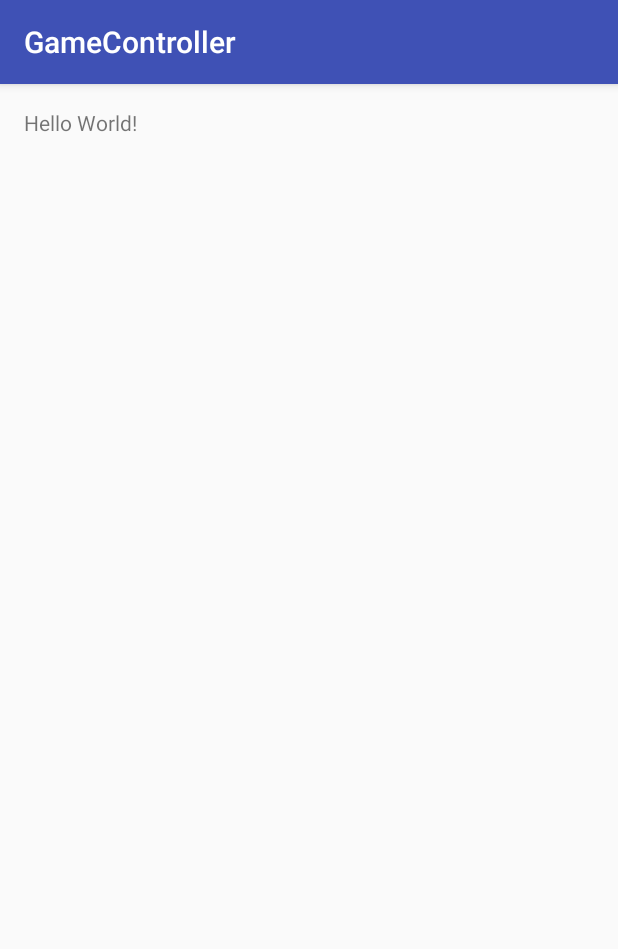
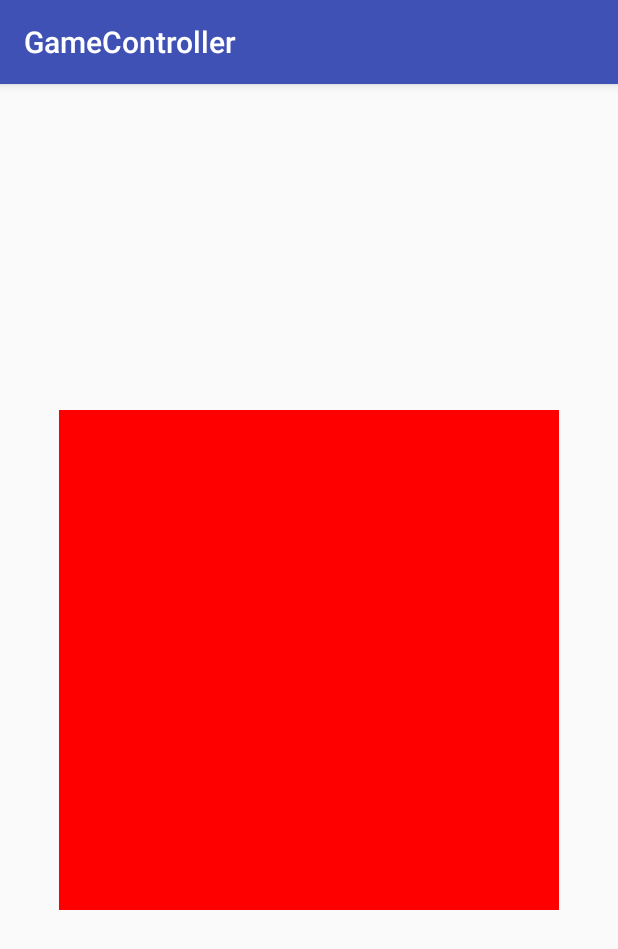
Before and after one commit to ErnestoLCortez/CalHacks, an Android app: the screen it shows after launch (MainActivity), on a phone screen of 412 x 824 dp. Shown: the top 949 px of the screen. Run offline under Robolectric (Android 15) with nearby library versions, the phone set to English and light mode, and no system bars.

Commit message:
Add module for Tanvas haptic feedback and add to manifest.  Create HapticTest class to test functionality.

```diff
--- a/app/build.gradle
+++ b/app/build.gradle
@@ -20,10 +20,11 @@ android {
 }
 
 dependencies {
-    compile fileTree(dir: 'libs', include: ['*.jar'])
+    compile fileTree(include: ['*.jar'], dir: 'libs')
     androidTestCompile('com.android.support.test.espresso:espresso-core:2.2.2', {
         exclude group: 'com.android.support', module: 'support-annotations'
     })
     compile 'com.android.support:appcompat-v7:24.2.1'
     testCompile 'junit:junit:4.12'
+    compile project(':tanvas-hapticlib-3.0-163')
 }
--- a/app/src/main/AndroidManifest.xml
+++ b/app/src/main/AndroidManifest.xml
@@ -7,8 +7,10 @@
         android:icon="@mipmap/ic_launcher"
         android:label="@string/app_name"
         android:supportsRtl="true"
-        android:theme="@style/AppTheme">
-        <activity android:name=".MainActivity">
+        android:theme="@style/AppTheme"
+        android:name="co.tanvas.haptics.service.app.HapticApplication">
+        <activity android:name=".MainActivity"
+            >
             <intent-filter>
                 <action android:name="android.intent.action.MAIN" />
 
--- a/app/src/main/res/layout/activity_main.xml
+++ b/app/src/main/res/layout/activity_main.xml
@@ -10,8 +10,11 @@
     android:paddingTop="@dimen/activity_vertical_margin"
     tools:context="com.example.android.gamecontroller.MainActivity">
 
-    <TextView
-        android:layout_width="wrap_content"
-        android:layout_height="wrap_content"
-        android:text="Hello World!" />
+    <View
+        android:id="@+id/view"
+        android:layout_width="500px"
+        android:layout_height="500px"
+        android:background="#FF0000"
+        android:layout_centerInParent="true"/>
+
 </RelativeLayout>
--- a/settings.gradle
+++ b/settings.gradle
@@ -1 +1 @@
-include ':app'
+include ':app', ':tanvas-hapticlib-3.0-163', ':tanvas-hapticlib-3.0-156'
--- /dev/null
+++ b/tanvas-hapticlib-3.0-156/build.gradle
@@ -0,0 +1,2 @@
+configurations.maybeCreate("default")
+artifacts.add("default", file('tanvas-hapticlib-3.0-156.aar'))
--- /dev/null
+++ b/tanvas-hapticlib-3.0-163/build.gradle
@@ -0,0 +1,2 @@
+configurations.maybeCreate("default")
+artifacts.add("default", file('tanvas-hapticlib-3.0-163.aar'))
```
Also changed, not shown: app/src/main/java/com/example/android/gamecontroller/HapticTest.java (added, +111 -0 lines), app/src/main/java/com/example/android/gamecontroller/MainActivity.java (+8 -0 lines), app/src/main/res/drawable/noise_texture.png (added), 2 other files.
